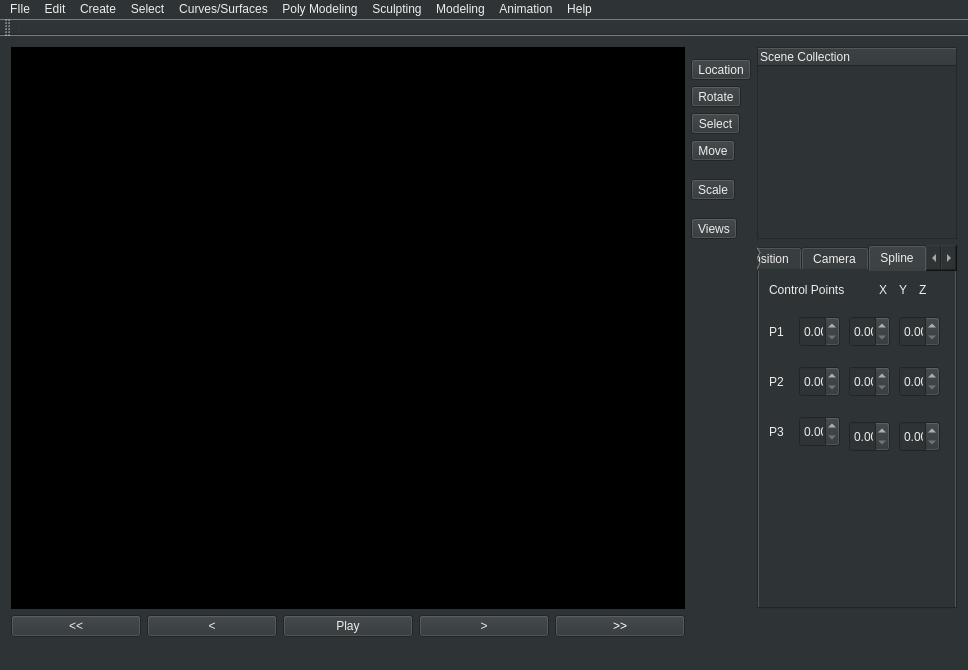
Old version of the form nopalesGraphics1.0/nopalesgraphics.ui in the repository Isaivargas/nopalesGraphics.
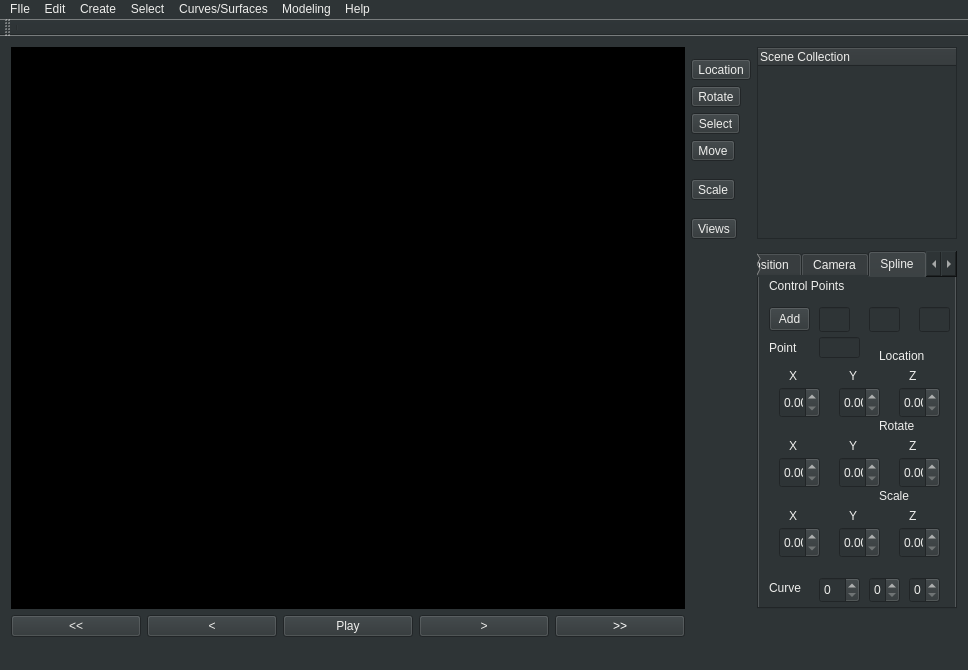
New version of the form. The open tabs and pages were chosen to show the change. Custom widgets are drawn as their Qt base class.

```diff
--- a/nopalesGraphics1.0/nopalesgraphics.ui
+++ b/nopalesGraphics1.0/nopalesgraphics.ui
@@ -19,7 +19,26 @@
   </property>
   <widget class="QWidget" name="centralWidget">
    <layout class="QGridLayout" name="gridLayout">
-    <item row="10" column="4">
+    <item row="0" column="0" rowspan="11" colspan="5">
+     <widget class="QWidget" name="widget" native="true">
+      <property name="styleSheet">
+       <string notr="true">background-color: rgb(0, 0, 0);</string>
+      </property>
+      <layout class="QGridLayout" name="gridLayout_2">
+       <item row="0" column="0">
+        <widget class="view1Widget" name="widget1" native="true">
+         <property name="maximumSize">
+          <size>
+           <width>16777215</width>
+           <height>1000</height>
+          </size>
+         </property>
+        </widget>
+       </item>
+      </layout>
+     </widget>
+    </item>
+    <item row="11" column="4">
      <widget class="QPushButton" name="pushButton_5">
       <property name="styleSheet">
        <string notr="true">color: rgb(255, 255, 255);</string>
@@ -29,24 +48,6 @@
       </property>
      </widget>
     </item>
-    <item row="0" column="6" rowspan="9">
-     <widget class="QTreeWidget" name="treeWidget">
-      <property name="maximumSize">
-       <size>
-        <width>200</width>
-        <height>200</height>
-       </size>
-      </property>
-      <property name="styleSheet">
-       <string notr="true">color: rgb(238, 238, 236);</string>
-      </property>
-      <column>
-       <property name="text">
-        <string>Scene Collection</string>
-       </property>
-      </column>
-     </widget>
-    </item>
     <item row="8" column="5">
      <widget class="QToolButton" name="views">
       <property name="styleSheet">
@@ -67,7 +68,7 @@
       </property>
      </widget>
     </item>
-    <item row="10" column="1">
+    <item row="11" column="1">
      <widget class="QPushButton" name="pushButton_3">
       <property name="styleSheet">
        <string notr="true">color: rgb(238, 238, 236);</string>
@@ -77,7 +78,7 @@
       </property>
      </widget>
     </item>
-    <item row="10" column="2">
+    <item row="11" column="2">
      <widget class="QPushButton" name="pushButton">
       <property name="styleSheet">
        <string notr="true">color: rgb(238, 238, 236);</string>
@@ -107,7 +108,7 @@
       </property>
      </widget>
     </item>
-    <item row="10" column="0">
+    <item row="11" column="0">
      <widget class="QPushButton" name="pushButton_2">
       <property name="styleSheet">
        <string notr="true">color: rgb(238, 238, 236);</string>
@@ -117,7 +118,7 @@
       </property>
      </widget>
     </item>
-    <item row="10" column="3">
+    <item row="11" column="3">
      <widget class="QPushButton" name="pushButton_4">
       <property name="styleSheet">
        <string notr="true">color: rgb(238, 238, 236);</string>
@@ -150,26 +151,25 @@
       </property>
      </widget>
     </item>
-    <item row="0" column="0" rowspan="10" colspan="5">
-     <widget class="QWidget" name="widget" native="true">
+    <item row="0" column="6" rowspan="9">
+     <widget class="QTreeWidget" name="treeWidget">
+      <property name="maximumSize">
+       <size>
+        <width>200</width>
+        <height>200</height>
+       </size>
+      </property>
       <property name="styleSheet">
-       <string notr="true">background-color: rgb(0, 0, 0);</string>
+       <string notr="true">color: rgb(238, 238, 236);</string>
       </property>
-      <layout class="QGridLayout" name="gridLayout_2">
-       <item row="0" column="0">
-        <widget class="view1Widget" name="widget1" native="true">
-         <property name="maximumSize">
-          <size>
-           <width>16777215</width>
-           <height>1000</height>
-          </size>
-         </property>
-        </widget>
-       </item>
-      </layout>
+      <column>
+       <property name="text">
+        <string>Scene Collection</string>
+       </property>
+      </column>
      </widget>
     </item>
-    <item row="9" column="6">
+    <item row="10" column="6">
      <widget class="QTabWidget" name="tabWidget">
       <property name="maximumSize">
        <size>
@@ -184,7 +184,7 @@
        <string notr="true">color: rgb(238, 238, 236);</string>
       </property>
       <property name="currentIndex">
-       <number>0</number>
+       <number>2</number>
       </property>
       <widget class="QWidget" name="transformation">
        <property name="whatsThis">
@@ -471,6 +471,136 @@
        <attribute name="title">
         <string>Camera</string>
        </attribute>
+       <widget class="QLabel" name="label_49">
+        <property name="geometry">
+         <rect>
+          <x>10</x>
+          <y>210</y>
+          <width>21</width>
+          <height>17</height>
+         </rect>
+        </property>
+        <property name="text">
+         <string>X</string>
+        </property>
+       </widget>
+       <widget class="QLabel" name="label_50">
+        <property name="geometry">
+         <rect>
+          <x>10</x>
+          <y>250</y>
+          <width>21</width>
+          <height>17</height>
+         </rect>
+        </property>
+        <property name="text">
+         <string>Y</string>
+        </property>
+       </widget>
+       <widget class="QLabel" name="label_51">
+        <property name="geometry">
+         <rect>
+          <x>10</x>
+          <y>290</y>
+          <width>21</width>
+          <height>17</height>
+         </rect>
+        </property>
+        <property name="text">
+         <string>Z</string>
+        </property>
+       </widget>
+       <widget class="QSlider" name="horizontalSlider">
+        <property name="geometry">
+         <rect>
+          <x>30</x>
+          <y>210</y>
+          <width>160</width>
+          <height>16</height>
+         </rect>
+        </property>
+        <property name="orientation">
+         <enum>Qt::Horizontal</enum>
+        </property>
+       </widget>
+       <widget class="QSlider" name="horizontalSlider_2">
+        <property name="geometry">
+         <rect>
+          <x>30</x>
+          <y>250</y>
+          <width>160</width>
+          <height>16</height>
+         </rect>
+        </property>
+        <property name="orientation">
+         <enum>Qt::Horizontal</enum>
+        </property>
+       </widget>
+       <widget class="QSlider" name="horizontalSlider_3">
+        <property name="geometry">
+         <rect>
+          <x>30</x>
+          <y>290</y>
+          <width>160</width>
+          <height>16</height>
+         </rect>
+        </property>
+        <property name="orientation">
+         <enum>Qt::Horizontal</enum>
+        </property>
+       </widget>
+       <widget class="QLabel" name="label_52">
+        <property name="geometry">
+         <rect>
+          <x>10</x>
+          <y>50</y>
+          <width>21</width>
+          <height>17</height>
+         </rect>
+        </property>
+        <property name="text">
+         <string>X</string>
+        </property>
+       </widget>
+       <widget class="QLabel" name="label_53">
+        <property name="geometry">
+         <rect>
+          <x>10</x>
+          <y>80</y>
+          <width>21</width>
+          <height>17</height>
+         </rect>
+        </property>
+        <property name="text">
+         <string>Y</string>
+        </property>
+       </widget>
+       <widget class="QLabel" name="label_54">
+        <property name="geometry">
+         <rect>
+          <x>10</x>
+          <y>100</y>
+          <width>21</width>
+          <height>17</height>
+         </rect>
+        </property>
+        <property name="text">
+         <string>Z</string>
+        </property>
+       </widget>
+       <widget class="QLabel" name="label_55">
+        <property name="geometry">
+         <rect>
+          <x>10</x>
+          <y>20</y>
+          <width>61</width>
+          <height>17</height>
+         </rect>
+        </property>
+        <property name="text">
+         <string>Position</string>
+        </property>
+       </widget>
       </widget>
       <widget class="QWidget" name="tab">
        <attribute name="title">
@@ -480,7 +610,7 @@
         <property name="geometry">
          <rect>
           <x>10</x>
-          <y>10</y>
+          <y>0</y>
           <width>111</width>
           <height>17</height>
          </rect>
@@ -492,8 +622,8 @@
        <widget class="QLabel" name="label_20">
         <property name="geometry">
          <rect>
-          <x>120</x>
-          <y>10</y>
+          <x>30</x>
+          <y>90</y>
           <width>16</width>
           <height>17</height>
          </rect>
@@ -505,8 +635,8 @@
        <widget class="QLabel" name="label_21">
         <property name="geometry">
          <rect>
-          <x>140</x>
-          <y>10</y>
+          <x>90</x>
+          <y>90</y>
           <width>21</width>
           <height>17</height>
          </rect>
@@ -518,8 +648,8 @@
        <widget class="QLabel" name="label_22">
         <property name="geometry">
          <rect>
-          <x>160</x>
-          <y>10</y>
+          <x>150</x>
+          <y>90</y>
           <width>21</width>
           <height>17</height>
          </rect>
@@ -528,135 +658,322 @@
          <string>Z</string>
         </property>
        </widget>
-       <widget class="QDoubleSpinBox" name="doubleSpinBox">
+       <widget class="QDoubleSpinBox" name="location_SpinBox_px">
         <property name="geometry">
          <rect>
-          <x>40</x>
-          <y>45</y>
+          <x>20</x>
+          <y>110</y>
           <width>41</width>
           <height>31</height>
          </rect>
         </property>
        </widget>
-       <widget class="QDoubleSpinBox" name="doubleSpinBox_2">
+       <widget class="QDoubleSpinBox" name="location_SpinBox_py">
         <property name="geometry">
          <rect>
-          <x>90</x>
-          <y>45</y>
+          <x>80</x>
+          <y>110</y>
           <width>41</width>
           <height>31</height>
          </rect>
         </property>
        </widget>
-       <widget class="QDoubleSpinBox" name="doubleSpinBox_3">
+       <widget class="QDoubleSpinBox" name="location_SpinBox_pz">
         <property name="geometry">
          <rect>
           <x>140</x>
-          <y>45</y>
+          <y>110</y>
           <width>41</width>
           <height>31</height>
          </rect>
         </property>
        </widget>
+       <widget class="QLabel" name="label_13">
+        <property name="geometry">
+         <rect>
+          <x>120</x>
+          <y>70</y>
+          <width>67</width>
+          <height>17</height>
+         </rect>
+        </property>
+        <property name="text">
+         <string>Location</string>
+        </property>
+       </widget>
+       <widget class="QLabel" name="label_14">
+        <property name="geometry">
+         <rect>
+          <x>120</x>
+          <y>140</y>
+          <width>67</width>
+          <height>17</height>
+         </rect>
+        </property>
+        <property name="text">
+         <string>Rotate</string>
+        </property>
+       </widget>
        <widget class="QLabel" name="label_23">
         <property name="geometry">
          <rect>
-          <x>10</x>
-          <y>50</y>
-          <width>21</width>
-          <height>21</height>
+          <x>30</x>
+          <y>160</y>
+          <width>16</width>
+          <height>17</height>
          </rect>
         </property>
         <property name="text">
-         <string>P1</string>
+         <string>X</string>
         </property>
        </widget>
        <widget class="QLabel" name="label_24">
         <property name="geometry">
          <rect>
-          <x>10</x>
-          <y>100</y>
+          <x>90</x>
+          <y>160</y>
           <width>21</width>
-          <height>21</height>
+          <height>17</height>
          </rect>
         </property>
         <property name="text">
-         <string>P2</string>
-        </property>
-       </widget>
-       <widget class="QDoubleSpinBox" name="doubleSpinBox_4">
-        <property name="geometry">
-         <rect>
-          <x>40</x>
-          <y>95</y>
-          <width>41</width>
-          <height>31</height>
-         </rect>
-        </property>
-       </widget>
-       <widget class="QDoubleSpinBox" name="doubleSpinBox_5">
-        <property name="geometry">
-         <rect>
-          <x>90</x>
-          <y>95</y>
-          <width>41</width>
-          <height>31</height>
-         </rect>
-        </property>
-       </widget>
-       <widget class="QDoubleSpinBox" name="doubleSpinBox_6">
-        <property name="geometry">
-         <rect>
-          <x>140</x>
-          <y>95</y>
-          <width>41</width>
-          <height>31</height>
-         </rect>
+         <string>Y</string>
         </property>
        </widget>
        <widget class="QLabel" name="label_25">
         <property name="geometry">
          <rect>
-          <x>10</x>
-          <y>150</y>
+          <x>150</x>
+          <y>160</y>
           <width>21</width>
-          <height>21</height>
+          <height>17</height>
          </rect>
         </property>
         <property name="text">
-         <string>P3</string>
+         <string>Z</string>
         </property>
        </widget>
-       <widget class="QDoubleSpinBox" name="doubleSpinBox_7">
+       <widget class="QDoubleSpinBox" name="rotate_SpinBox_px">
         <property name="geometry">
          <rect>
-          <x>40</x>
-          <y>145</y>
+          <x>20</x>
+          <y>180</y>
           <width>41</width>
           <height>31</height>
          </rect>
         </property>
        </widget>
-       <widget class="QDoubleSpinBox" name="doubleSpinBox_8">
+       <widget class="QDoubleSpinBox" name="rotate_SpinBox_py">
+        <property name="geometry">
+         <rect>
+          <x>80</x>
+          <y>180</y>
+          <width>41</width>
+          <height>31</height>
+         </rect>
+        </property>
+       </widget>
+       <widget class="QDoubleSpinBox" name="rotate_SpinBox_pz">
+        <property name="geometry">
+         <rect>
+          <x>140</x>
+          <y>180</y>
+          <width>41</width>
+          <height>31</height>
+         </rect>
+        </property>
+       </widget>
+       <widget class="QLabel" name="label_45">
+        <property name="geometry">
+         <rect>
+          <x>120</x>
+          <y>210</y>
+          <width>67</width>
+          <height>17</height>
+         </rect>
+        </property>
+        <property name="text">
+         <string>Scale</string>
+        </property>
+       </widget>
+       <widget class="QLabel" name="label_46">
+        <property name="geometry">
+         <rect>
+          <x>30</x>
+          <y>230</y>
+          <width>16</width>
+          <height>17</height>
+         </rect>
+        </property>
+        <property name="text">
+         <string>X</string>
+        </property>
+       </widget>
+       <widget class="QDoubleSpinBox" name="doubleSpinBox_14">
+        <property name="geometry">
+         <rect>
+          <x>20</x>
+          <y>250</y>
+          <width>41</width>
+          <height>31</height>
+         </rect>
+        </property>
+       </widget>
+       <widget class="QLabel" name="label_47">
         <property name="geometry">
          <rect>
           <x>90</x>
-          <y>150</y>
+          <y>230</y>
+          <width>16</width>
+          <height>17</height>
+         </rect>
+        </property>
+        <property name="text">
+         <string>Y</string>
+        </property>
+       </widget>
+       <widget class="QLabel" name="label_48">
+        <property name="geometry">
+         <rect>
+          <x>150</x>
+          <y>230</y>
+          <width>16</width>
+          <height>17</height>
+         </rect>
+        </property>
+        <property name="text">
+         <string>Z</string>
+        </property>
+       </widget>
+       <widget class="QDoubleSpinBox" name="doubleSpinBox_15">
+        <property name="geometry">
+         <rect>
+          <x>80</x>
+          <y>250</y>
           <width>41</width>
           <height>31</height>
          </rect>
         </property>
        </widget>
-       <widget class="QDoubleSpinBox" name="doubleSpinBox_9">
+       <widget class="QDoubleSpinBox" name="doubleSpinBox_16">
         <property name="geometry">
          <rect>
           <x>140</x>
-          <y>150</y>
+          <y>250</y>
           <width>41</width>
           <height>31</height>
          </rect>
         </property>
        </widget>
+       <widget class="QLabel" name="label_56">
+        <property name="geometry">
+         <rect>
+          <x>10</x>
+          <y>300</y>
+          <width>41</width>
+          <height>21</height>
+         </rect>
+        </property>
+        <property name="text">
+         <string>Curve</string>
+        </property>
+       </widget>
+       <widget class="QSpinBox" name="add_spinBox_px_2">
+        <property name="geometry">
+         <rect>
+          <x>60</x>
+          <y>300</y>
+          <width>41</width>
+          <height>26</height>
+         </rect>
+        </property>
+       </widget>
+       <widget class="QSpinBox" name="add_spinBox_px_3">
+        <property name="geometry">
+         <rect>
+          <x>110</x>
+          <y>300</y>
+          <width>31</width>
+          <height>26</height>
+         </rect>
+        </property>
+       </widget>
+       <widget class="QSpinBox" name="add_spinBox_px_4">
+        <property name="geometry">
+         <rect>
+          <x>150</x>
+          <y>300</y>
+          <width>31</width>
+          <height>26</height>
+         </rect>
+        </property>
+       </widget>
+       <widget class="QToolButton" name="add_point">
+        <property name="geometry">
+         <rect>
+          <x>10</x>
+          <y>30</y>
+          <width>41</width>
+          <height>24</height>
+         </rect>
+        </property>
+        <property name="text">
+         <string>Add</string>
+        </property>
+       </widget>
+       <widget class="QLineEdit" name="add_px">
+        <property name="geometry">
+         <rect>
+          <x>60</x>
+          <y>30</y>
+          <width>31</width>
+          <height>25</height>
+         </rect>
+        </property>
+       </widget>
+       <widget class="QLineEdit" name="add_py">
+        <property name="geometry">
+         <rect>
+          <x>110</x>
+          <y>30</y>
+          <width>31</width>
+          <height>25</height>
+         </rect>
+        </property>
+       </widget>
+       <widget class="QLineEdit" name="add_pz">
+        <property name="geometry">
+         <rect>
+          <x>160</x>
+          <y>30</y>
+          <width>31</width>
+          <height>25</height>
+         </rect>
+        </property>
+       </widget>
+       <widget class="QLabel" name="label_26">
+        <property name="geometry">
+         <rect>
+          <x>10</x>
+          <y>60</y>
+          <width>41</width>
+          <height>21</height>
+         </rect>
+        </property>
+        <property name="text">
+         <string>Point</string>
+        </property>
+       </widget>
+       <widget class="QLineEdit" name="point_edit">
+        <property name="geometry">
+         <rect>
+          <x>60</x>
+          <y>60</y>
+          <width>41</width>
+          <height>21</height>
+         </rect>
+        </property>
+       </widget>
       </widget>
       <widget class="QWidget" name="tab_2">
        <attribute name="title">
@@ -674,12 +991,12 @@
    <zorder>pushButton</zorder>
    <zorder>pushButton_3</zorder>
    <zorder>pushButton_5</zorder>
-   <zorder>tabWidget</zorder>
    <zorder>toolButton_5</zorder>
    <zorder>views</zorder>
    <zorder>toolButton_3</zorder>
    <zorder>toolButton_4</zorder>
    <zorder>toolButton</zorder>
+   <zorder>tabWidget</zorder>
   </widget>
   <widget class="QStatusBar" name="statusBar"/>
   <widget class="QMenuBar" name="menuBar">
@@ -691,18 +1008,6 @@
      <height>22</height>
     </rect>
    </property>
-   <widget class="QMenu" name="menuFIle">
-    <property name="title">
-     <string>FIle</string>
-    </property>
-    <addaction name="actionOpen_new_Scene"/>
-    <addaction name="actionSave_Scene"/>
-    <addaction name="actionImport_Scene"/>
-    <addaction name="actionExport_Scene"/>
-    <addaction name="actionOpen_File_or_Project"/>
-    <addaction name="separator"/>
-    <addaction name="actionExit"/>
-   </widget>
    <widget class="QMenu" name="menuEdit">
     <property name="title">
      <string>Edit</string>
@@ -737,35 +1042,29 @@
      <string>Modeling</string>
     </property>
    </widget>
-   <widget class="QMenu" name="menuSculpting">
-    <property name="title">
-     <string>Sculpting</string>
-    </property>
-   </widget>
-   <widget class="QMenu" name="menuAnimation">
-    <property name="title">
-     <string>Animation</string>
-    </property>
-   </widget>
    <widget class="QMenu" name="menuCurves_Surfaces">
     <property name="title">
      <string>Curves/Surfaces</string>
     </property>
    </widget>
-   <widget class="QMenu" name="menuPoly_Modeling">
+   <widget class="QMenu" name="menuFIle">
     <property name="title">
-     <string>Poly Modeling</string>
+     <string>FIle</string>
     </property>
+    <addaction name="actionOpen_new_Scene"/>
+    <addaction name="actionSave_Scene"/>
+    <addaction name="actionImport_Scene"/>
+    <addaction name="actionExport_Scene"/>
+    <addaction name="actionOpen_File_or_Project"/>
+    <addaction name="separator"/>
+    <addaction name="actionExit"/>
    </widget>
    <addaction name="menuFIle"/>
    <addaction name="menuEdit"/>
    <addaction name="menuCreate"/>
    <addaction name="menuSelect"/>
    <addaction name="menuCurves_Surfaces"/>
-   <addaction name="menuPoly_Modeling"/>
-   <addaction name="menuSculpting"/>
    <addaction name="menuModeling"/>
-   <addaction name="menuAnimation"/>
    <addaction name="menuHelp"/>
   </widget>
   <widget class="QToolBar" name="mainToolBar">
```
